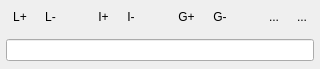
The window that Modules/SegmentationUI/Qmitk/QmitkMultiLabelManagerControls.ui (MITK/MITK) describes before a commit, drawn with Qt 5.
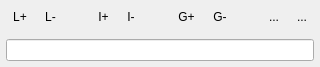
The same window after the commit. Custom widgets are drawn as their Qt base class.

Commit message: Corrected size policies to allow coorect vertical expansion to avoid unused space or broken layouts with gaps (e.g. in the segmentation utilities view)

What changed in the file:
```diff
--- a/Modules/SegmentationUI/Qmitk/QmitkMultiLabelManagerControls.ui
+++ b/Modules/SegmentationUI/Qmitk/QmitkMultiLabelManagerControls.ui
@@ -7,11 +7,11 @@
     <x>0</x>
     <y>0</y>
     <width>320</width>
-    <height>69</height>
+    <height>64</height>
    </rect>
   </property>
   <property name="sizePolicy">
-   <sizepolicy hsizetype="Minimum" vsizetype="MinimumExpanding">
+   <sizepolicy hsizetype="Preferred" vsizetype="Expanding">
     <horstretch>0</horstretch>
     <verstretch>0</verstretch>
    </sizepolicy>
@@ -19,7 +19,7 @@
   <property name="styleSheet">
    <string notr="true"/>
   </property>
-  <layout class="QVBoxLayout" name="verticalLayout">
+  <layout class="QVBoxLayout" name="verticalLayout" stretch="0,1,0">
    <property name="leftMargin">
     <number>6</number>
    </property>
```
Left out of the diff: 2 changed lines with no effect on the pictures. The commit also changes 2 other files.
